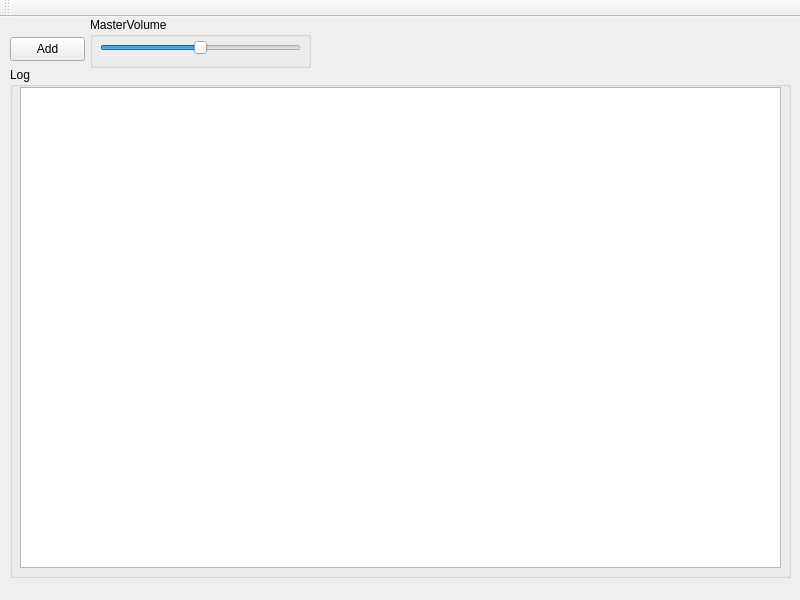
Qt form ASQt/ASQt.ui (YuheiKashima/Audio) before a commit.
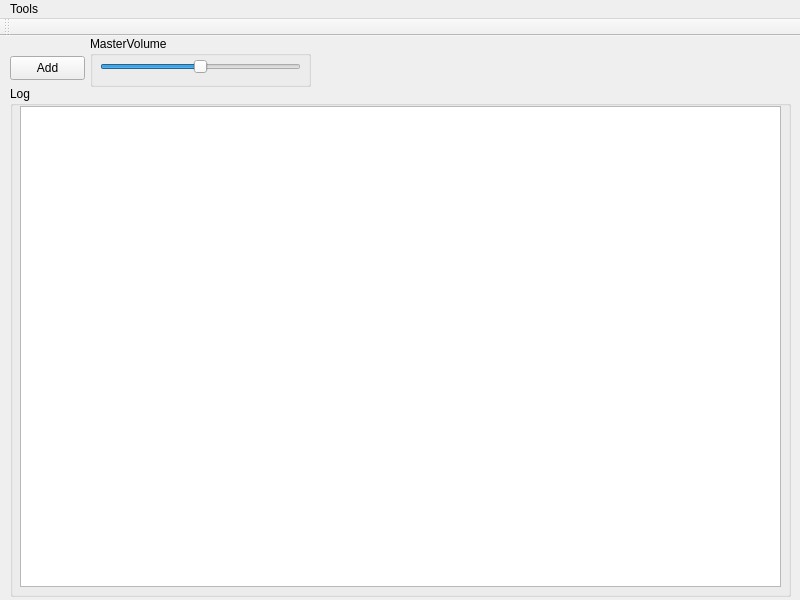
The same form after that commit.

```diff
--- a/ASQt/ASQt.ui
+++ b/ASQt/ASQt.ui
@@ -113,6 +113,13 @@
      <height>22</height>
     </rect>
    </property>
+   <widget class="QMenu" name="menuTools">
+    <property name="title">
+     <string>Tools</string>
+    </property>
+    <addaction name="actionPreference"/>
+   </widget>
+   <addaction name="menuTools"/>
   </widget>
   <widget class="QToolBar" name="mainToolBar">
    <attribute name="toolBarArea">
```
Left out of the diff: 5 changed lines with no effect on the pictures.
